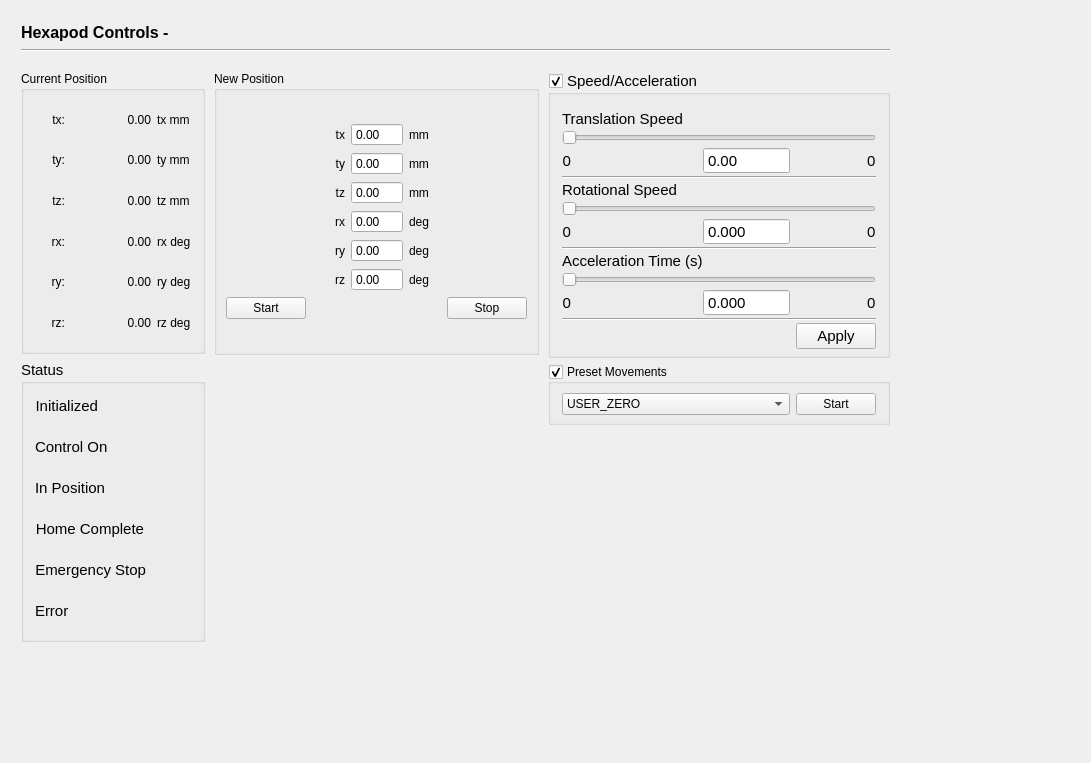
Qt form nicos_ess/gui/panels/ui_files/hexapod.ui (ess-dmsc/nicos) before a commit.
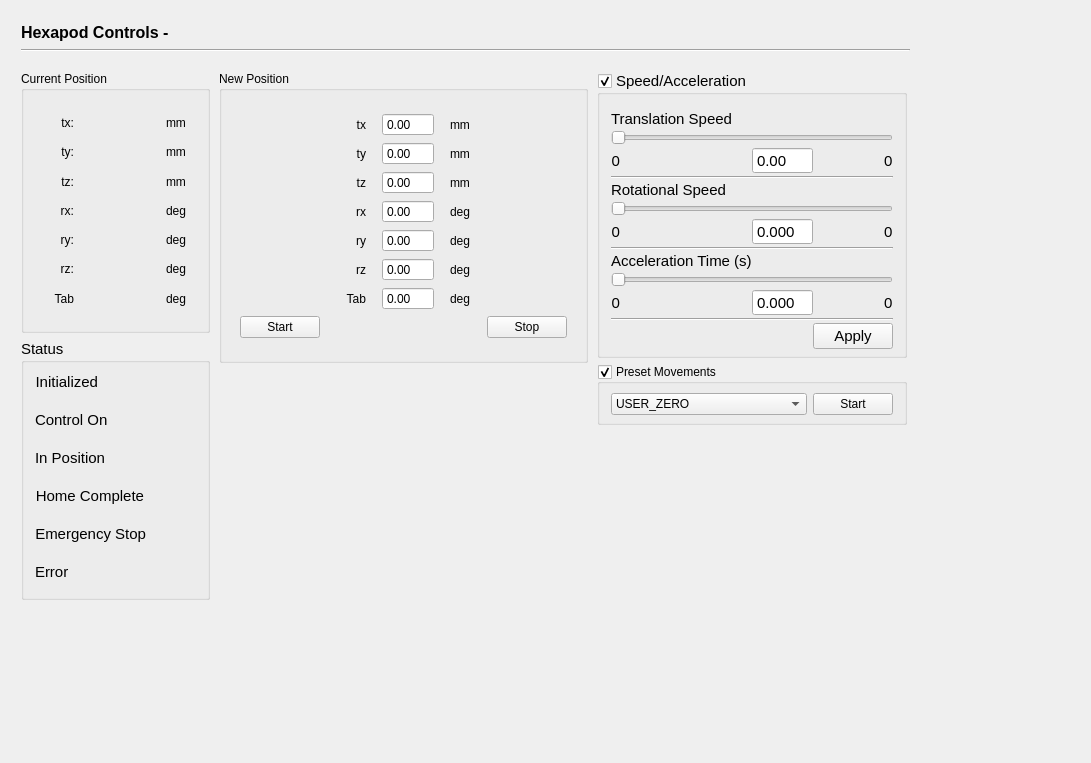
The same form after that commit. Icons and pictures are not drawn.

Commit message: add extra dof option to panel

```diff
--- a/nicos_ess/gui/panels/ui_files/hexapod.ui
+++ b/nicos_ess/gui/panels/ui_files/hexapod.ui
@@ -21,8 +21,8 @@
     <rect>
      <x>10</x>
      <y>60</y>
-     <width>891</width>
-     <height>593</height>
+     <width>908</width>
+     <height>551</height>
     </rect>
    </property>
    <layout class="QHBoxLayout" name="hexapodControls" stretch="0,1,1">
@@ -32,85 +32,33 @@
     <item>
      <layout class="QVBoxLayout" name="layout0" stretch="0,0">
       <property name="sizeConstraint">
-       <enum>QLayout::SetFixedSize</enum>
+       <enum>QLayout::SetDefaultConstraint</enum>
+      </property>
+      <property name="topMargin">
+       <number>0</number>
       </property>
       <item>
        <widget class="QGroupBox" name="curPos">
         <property name="title">
          <string>Current Position</string>
         </property>
-        <layout class="QGridLayout" name="gridLayout_7" columnstretch="1,1,2">
+        <layout class="QGridLayout" name="gridLayout_7" columnstretch="1,1">
          <item row="0" column="1">
-          <widget class="QLabel" name="curTx">
-           <property name="minimumSize">
-            <size>
-             <width>80</width>
-             <height>0</height>
-            </size>
+          <layout class="QGridLayout" name="curPosGrid">
+           <property name="leftMargin">
+            <number>9</number>
            </property>
-           <property name="text">
-            <string>0.00</string>
+           <property name="topMargin">
+            <number>9</number>
            </property>
-           <property name="alignment">
-            <set>Qt::AlignRight|Qt::AlignTrailing|Qt::AlignVCenter</set>
+           <property name="rightMargin">
+            <number>9</number>
            </property>
-          </widget>
-         </item>
-         <item row="2" column="1">
-          <widget class="QLabel" name="curTz">
-           <property name="minimumSize">
-            <size>
-             <width>80</width>
-             <height>0</height>
-            </size>
+           <property name="bottomMargin">
+            <number>9</number>
            </property>
-           <property name="text">
-            <string>0.00</string>
-           </property>
-           <property name="alignment">
-            <set>Qt::AlignRight|Qt::AlignTrailing|Qt::AlignVCenter</set>
-           </property>
-          </widget>
-         </item>
-         <item row="4" column="2">
-          <widget class="QLabel" name="label_32">
-           <property name="text">
-            <string>ry deg</string>
-           </property>
-          </widget>
-         </item>
-         <item row="0" column="2">
-          <widget class="QLabel" name="label_33">
-           <property name="text">
-            <string>tx mm</string>
-           </property>
-          </widget>
-         </item>
-         <item row="5" column="2">
-          <widget class="QLabel" name="label_41">
-           <property name="text">
-            <string>rz deg</string>
-           </property>
-          </widget>
-         </item>
-         <item row="4" column="0">
-          <widget class="QLabel" name="label_44">
-           <property name="minimumSize">
-            <size>
-             <width>30</width>
-             <height>0</height>
-            </size>
-           </property>
-           <property name="text">
-            <string>ry:</string>
-           </property>
-           <property name="alignment">
-            <set>Qt::AlignRight|Qt::AlignTrailing|Qt::AlignVCenter</set>
-           </property>
-          </widget>
-         </item>
          <item row="3" column="0">
-          <widget class="QLabel" name="label_45">
+            <widget class="QLabel" name="curRxLabel">
            <property name="minimumSize">
             <size>
              <width>30</width>
@@ -125,40 +73,22 @@
            </property>
           </widget>
          </item>
-         <item row="5" column="0">
-          <widget class="QLabel" name="label_46">
-           <property name="minimumSize">
-            <size>
-             <width>30</width>
-             <height>0</height>
-            </size>
-           </property>
+           <item row="2" column="2">
+            <widget class="QLabel" name="label_49">
            <property name="text">
-            <string>rz:</string>
-           </property>
-           <property name="alignment">
-            <set>Qt::AlignRight|Qt::AlignTrailing|Qt::AlignVCenter</set>
+              <string>mm</string>
            </property>
           </widget>
          </item>
-         <item row="3" column="1">
-          <widget class="QLabel" name="curRx">
-           <property name="minimumSize">
-            <size>
-             <width>80</width>
-             <height>0</height>
-            </size>
-           </property>
+           <item row="3" column="2">
+            <widget class="QLabel" name="label_48">
            <property name="text">
-            <string>0.00</string>
-           </property>
-           <property name="alignment">
-            <set>Qt::AlignRight|Qt::AlignTrailing|Qt::AlignVCenter</set>
+              <string>deg</string>
            </property>
           </widget>
          </item>
          <item row="2" column="0">
-          <widget class="QLabel" name="label_47">
+            <widget class="QLabel" name="curTzLabel">
            <property name="text">
             <string>tz:</string>
            </property>
@@ -167,22 +97,8 @@
            </property>
           </widget>
          </item>
-         <item row="3" column="2">
-          <widget class="QLabel" name="label_48">
-           <property name="text">
-            <string>rx deg</string>
-           </property>
-          </widget>
-         </item>
-         <item row="2" column="2">
-          <widget class="QLabel" name="label_49">
-           <property name="text">
-            <string>tz mm</string>
-           </property>
-          </widget>
-         </item>
-         <item row="1" column="1">
-          <widget class="QLabel" name="curTy">
+           <item row="4" column="1">
+            <widget class="QLabel" name="curRy">
            <property name="minimumSize">
             <size>
              <width>80</width>
@@ -190,7 +106,7 @@
             </size>
            </property>
            <property name="text">
-            <string>0.00</string>
+              <string/>
            </property>
            <property name="alignment">
             <set>Qt::AlignRight|Qt::AlignTrailing|Qt::AlignVCenter</set>
@@ -209,27 +125,7 @@
             <string>This is only the Hexapod rotation around Z</string>
            </property>
            <property name="text">
-            <string>0.00</string>
-           </property>
-           <property name="alignment">
-            <set>Qt::AlignRight|Qt::AlignTrailing|Qt::AlignVCenter</set>
-           </property>
-          </widget>
-         </item>
-         <item row="1" column="0">
-          <widget class="QLabel" name="label_50">
-           <property name="text">
-            <string>ty:</string>
-           </property>
-           <property name="alignment">
-            <set>Qt::AlignRight|Qt::AlignTrailing|Qt::AlignVCenter</set>
-           </property>
-          </widget>
-         </item>
-         <item row="0" column="0">
-          <widget class="QLabel" name="label_51">
-           <property name="text">
-            <string>tx:</string>
+              <string/>
            </property>
            <property name="alignment">
             <set>Qt::AlignRight|Qt::AlignTrailing|Qt::AlignVCenter</set>
@@ -239,25 +135,190 @@
          <item row="1" column="2">
           <widget class="QLabel" name="label_52">
            <property name="text">
-            <string>ty mm</string>
+              <string>mm</string>
            </property>
           </widget>
          </item>
-         <item row="4" column="1">
-          <widget class="QLabel" name="curRy">
+           <item row="5" column="2">
+            <widget class="QLabel" name="label_41">
+             <property name="text">
+              <string>deg</string>
+             </property>
+            </widget>
+           </item>
+           <item row="4" column="2">
+            <widget class="QLabel" name="label_32">
+             <property name="text">
+              <string>deg</string>
+             </property>
+            </widget>
+           </item>
+           <item row="4" column="0">
+            <widget class="QLabel" name="curRyLabel">
            <property name="minimumSize">
             <size>
+               <width>30</width>
+               <height>0</height>
+              </size>
+             </property>
+             <property name="text">
+              <string>ry:</string>
+             </property>
+             <property name="alignment">
+              <set>Qt::AlignRight|Qt::AlignTrailing|Qt::AlignVCenter</set>
+             </property>
+            </widget>
+           </item>
+           <item row="1" column="1">
+            <widget class="QLabel" name="curTy">
+             <property name="minimumSize">
+              <size>
              <width>80</width>
              <height>0</height>
             </size>
            </property>
            <property name="text">
-            <string>0.00</string>
+              <string/>
            </property>
            <property name="alignment">
             <set>Qt::AlignRight|Qt::AlignTrailing|Qt::AlignVCenter</set>
            </property>
           </widget>
+           </item>
+           <item row="0" column="2">
+            <widget class="QLabel" name="label_33">
+             <property name="text">
+              <string>mm</string>
+             </property>
+            </widget>
+           </item>
+           <item row="2" column="1">
+            <widget class="QLabel" name="curTz">
+             <property name="minimumSize">
+              <size>
+               <width>80</width>
+               <height>0</height>
+              </size>
+             </property>
+             <property name="text">
+              <string/>
+             </property>
+             <property name="alignment">
+              <set>Qt::AlignRight|Qt::AlignTrailing|Qt::AlignVCenter</set>
+             </property>
+            </widget>
+           </item>
+           <item row="0" column="0">
+            <widget class="QLabel" name="curTxLabel">
+             <property name="text">
+              <string>tx:</string>
+             </property>
+             <property name="alignment">
+              <set>Qt::AlignRight|Qt::AlignTrailing|Qt::AlignVCenter</set>
+             </property>
+            </widget>
+           </item>
+           <item row="1" column="0">
+            <widget class="QLabel" name="curTyLabel">
+             <property name="text">
+              <string>ty:</string>
+             </property>
+             <property name="alignment">
+              <set>Qt::AlignRight|Qt::AlignTrailing|Qt::AlignVCenter</set>
+             </property>
+            </widget>
+           </item>
+           <item row="3" column="1">
+            <widget class="QLabel" name="curRx">
+             <property name="minimumSize">
+              <size>
+               <width>80</width>
+               <height>0</height>
+              </size>
+             </property>
+             <property name="text">
+              <string/>
+             </property>
+             <property name="alignment">
+              <set>Qt::AlignRight|Qt::AlignTrailing|Qt::AlignVCenter</set>
+             </property>
+            </widget>
+           </item>
+           <item row="5" column="0">
+            <widget class="QLabel" name="curRzLabel">
+             <property name="minimumSize">
+              <size>
+               <width>30</width>
+               <height>0</height>
+              </size>
+             </property>
+             <property name="text">
+              <string>rz:</string>
+             </property>
+             <property name="alignment">
+              <set>Qt::AlignRight|Qt::AlignTrailing|Qt::AlignVCenter</set>
+             </property>
+            </widget>
+           </item>
+           <item row="6" column="0">
+            <widget class="QLabel" name="curTabLabel">
+             <property name="minimumSize">
+              <size>
+               <width>30</width>
+               <height>0</height>
+              </size>
+             </property>
+             <property name="text">
+              <string>Tab</string>
+             </property>
+             <property name="alignment">
+              <set>Qt::AlignRight|Qt::AlignTrailing|Qt::AlignVCenter</set>
+             </property>
+            </widget>
+           </item>
+           <item row="6" column="2">
+            <widget class="QLabel" name="curTabUnit">
+             <property name="text">
+              <string>deg</string>
+             </property>
+            </widget>
+           </item>
+           <item row="6" column="1">
+            <widget class="QLabel" name="curTab">
+             <property name="minimumSize">
+              <size>
+               <width>80</width>
+               <height>0</height>
+              </size>
+             </property>
+             <property name="toolTip">
+              <string>This is only the Hexapod rotation around Z</string>
+             </property>
+             <property name="text">
+              <string/>
+             </property>
+             <property name="alignment">
+              <set>Qt::AlignRight|Qt::AlignTrailing|Qt::AlignVCenter</set>
+             </property>
+            </widget>
+           </item>
+           <item row="0" column="1">
+            <widget class="QLabel" name="curTx">
+             <property name="minimumSize">
+              <size>
+               <width>80</width>
+               <height>0</height>
+              </size>
+             </property>
+             <property name="text">
+              <string/>
+             </property>
+             <property name="alignment">
+              <set>Qt::AlignRight|Qt::AlignTrailing|Qt::AlignVCenter</set>
+             </property>
+            </widget>
+           </item>
+          </layout>
          </item>
         </layout>
        </widget>
@@ -537,7 +598,7 @@
      </layout>
     </item>
     <item>
-     <layout class="QVBoxLayout" name="verticalLayout_2" stretch="0,0">
+     <layout class="QVBoxLayout" name="verticalLayout_2" stretch="0,1">
       <property name="spacing">
        <number>3</number>
       </property>
@@ -563,26 +624,46 @@
           <property name="title">
            <string>New Position</string>
           </property>
-          <layout class="QGridLayout" name="gridLayout" rowstretch="0,0,0,0,0,0,0" columnstretch="0,0,0,0,0">
+          <layout class="QGridLayout" name="gridLayout" rowstretch="0" columnstretch="0,0,0">
            <property name="leftMargin">
             <number>9</number>
            </property>
            <property name="topMargin">
-            <number>32</number>
+            <number>18</number>
            </property>
            <property name="rightMargin">
             <number>9</number>
            </property>
            <property name="bottomMargin">
-            <number>33</number>
+            <number>18</number>
            </property>
            <property name="spacing">
             <number>6</number>
            </property>
-           <item row="5" column="3">
-            <widget class="QLabel" name="label_38">
+           <item row="0" column="2">
+            <layout class="QGridLayout" name="newPosGrid" rowstretch="0,0,0,0,0,0,0,0">
+             <property name="leftMargin">
+              <number>9</number>
+             </property>
+             <property name="topMargin">
+              <number>4</number>
+             </property>
+             <property name="rightMargin">
+              <number>9</number>
+             </property>
+             <property name="bottomMargin">
+              <number>4</number>
+             </property>
+             <property name="horizontalSpacing">
+              <number>16</number>
+             </property>
+             <property name="verticalSpacing">
+              <number>6</number>
+             </property>
+             <item row="7" column="0">
+              <widget class="QPushButton" name="butStart">
              <property name="text">
-              <string>deg</string>
+                <string>Start</string>
              </property>
             </widget>
            </item>
@@ -593,10 +674,19 @@
              </property>
             </widget>
            </item>
-           <item row="3" column="3">
-            <widget class="QLabel" name="label_40">
-             <property name="text">
-              <string>deg</string>
+             <item row="1" column="2">
+              <widget class="QDoubleSpinBox" name="newTy">
+               <property name="buttonSymbols">
+                <enum>QAbstractSpinBox::NoButtons</enum>
+               </property>
+               <property name="decimals">
+                <number>2</number>
+               </property>
+               <property name="minimum">
+                <double>-200.000000000000000</double>
+               </property>
+               <property name="maximum">
+                <double>200.000000000000000</double>
              </property>
             </widget>
            </item>
@@ -616,26 +706,13 @@
              </property>
             </widget>
            </item>
-           <item row="4" column="2">
-            <widget class="QDoubleSpinBox" name="newRy">
-             <property name="buttonSymbols">
-              <enum>QAbstractSpinBox::NoButtons</enum>
-             </property>
-             <property name="decimals">
-              <number>2</number>
-             </property>
-             <property name="minimum">
-              <double>-200.000000000000000</double>
-             </property>
-             <property name="maximum">
-              <double>200.000000000000000</double>
-             </property>
-            </widget>
-           </item>
-           <item row="0" column="3">
-            <widget class="QLabel" name="label_36">
+             <item row="0" column="1">
+              <widget class="QLabel" name="newTxLabel">
              <property name="text">
-              <string>mm</string>
+                <string>tx</string>
+               </property>
+               <property name="alignment">
+                <set>Qt::AlignRight|Qt::AlignTrailing|Qt::AlignVCenter</set>
              </property>
             </widget>
            </item>
@@ -655,10 +732,10 @@
              </property>
             </widget>
            </item>
-           <item row="6" column="4">
-            <widget class="QPushButton" name="butStop">
+             <item row="3" column="3">
+              <widget class="QLabel" name="label_40">
              <property name="text">
-              <string>Stop</string>
+                <string>deg</string>
              </property>
             </widget>
            </item>
@@ -679,7 +756,7 @@
             </widget>
            </item>
            <item row="5" column="1">
-            <widget class="QLabel" name="label_6">
+              <widget class="QLabel" name="newRzLabel">
              <property name="minimumSize">
               <size>
                <width>30</width>
@@ -694,29 +771,6 @@
              </property>
             </widget>
            </item>
-           <item row="6" column="0">
-            <widget class="QPushButton" name="butStart">
-             <property name="text">
-              <string>Start</string>
-             </property>
-            </widget>
-           </item>
-           <item row="3" column="1">
-            <widget class="QLabel" name="label_43">
-             <property name="minimumSize">
-              <size>
-               <width>30</width>
-               <height>0</height>
-              </size>
-             </property>
-             <property name="text">
-              <string>rx</string>
-             </property>
-             <property name="alignment">
-              <set>Qt::AlignRight|Qt::AlignTrailing|Qt::AlignVCenter</set>
-             </property>
-            </widget>
-           </item>
            <item row="4" column="3">
             <widget class="QLabel" name="label_42">
              <property name="text">
@@ -724,29 +778,10 @@
              </property>
             </widget>
            </item>
-           <item row="4" column="1">
-            <widget class="QLabel" name="label_5">
-             <property name="minimumSize">
-              <size>
-               <width>30</width>
-               <height>0</height>
-              </size>
-             </property>
+             <item row="2" column="3">
+              <widget class="QLabel" name="label_39">
              <property name="text">
-              <string>ry</string>
-             </property>
-             <property name="alignment">
-              <set>Qt::AlignRight|Qt::AlignTrailing|Qt::AlignVCenter</set>
-             </property>
-            </widget>
-           </item>
-           <item row="1" column="1">
-            <widget class="QLabel" name="label_4">
-             <property name="text">
-              <string>ty</string>
-             </property>
-             <property name="alignment">
-              <set>Qt::AlignRight|Qt::AlignTrailing|Qt::AlignVCenter</set>
+                <string>mm</string>
              </property>
             </widget>
            </item>
@@ -772,8 +807,38 @@
              </property>
             </widget>
            </item>
+             <item row="0" column="3">
+              <widget class="QLabel" name="label_36">
+               <property name="text">
+                <string>mm</string>
+               </property>
+              </widget>
+             </item>
+             <item row="7" column="4">
+              <widget class="QPushButton" name="butStop">
+               <property name="text">
+                <string>Stop</string>
+               </property>
+              </widget>
+             </item>
+             <item row="4" column="1">
+              <widget class="QLabel" name="newRyLabel">
+               <property name="minimumSize">
+                <size>
+                 <width>30</width>
+                 <height>0</height>
+                </size>
+               </property>
+               <property name="text">
+                <string>ry</string>
+               </property>
+               <property name="alignment">
+                <set>Qt::AlignRight|Qt::AlignTrailing|Qt::AlignVCenter</set>
+               </property>
+              </widget>
+             </item>
            <item row="2" column="1">
-            <widget class="QLabel" name="label_3">
+              <widget class="QLabel" name="newTzLabel">
              <property name="text">
               <string>tz</string>
              </property>
@@ -782,8 +847,18 @@
              </property>
             </widget>
            </item>
-           <item row="1" column="2">
-            <widget class="QDoubleSpinBox" name="newTy">
+             <item row="1" column="1">
+              <widget class="QLabel" name="newTyLabel">
+               <property name="text">
+                <string>ty</string>
+               </property>
+               <property name="alignment">
+                <set>Qt::AlignRight|Qt::AlignTrailing|Qt::AlignVCenter</set>
+               </property>
+              </widget>
+             </item>
+             <item row="4" column="2">
+              <widget class="QDoubleSpinBox" name="newRy">
              <property name="buttonSymbols">
               <enum>QAbstractSpinBox::NoButtons</enum>
              </property>
@@ -798,22 +873,69 @@
              </property>
             </widget>
            </item>
-           <item row="0" column="1">
-            <widget class="QLabel" name="label_2">
+             <item row="3" column="1">
+              <widget class="QLabel" name="newRxLabel">
+               <property name="minimumSize">
+                <size>
+                 <width>30</width>
+                 <height>0</height>
+                </size>
+               </property>
              <property name="text">
-              <string>tx</string>
+                <string>rx</string>
              </property>
              <property name="alignment">
               <set>Qt::AlignRight|Qt::AlignTrailing|Qt::AlignVCenter</set>
              </property>
             </widget>
            </item>
-           <item row="2" column="3">
-            <widget class="QLabel" name="label_39">
+             <item row="5" column="3">
+              <widget class="QLabel" name="label_38">
              <property name="text">
-              <string>mm</string>
-             </property>
-            </widget>
+                <string>deg</string>
+               </property>
+              </widget>
+             </item>
+             <item row="6" column="1">
+              <widget class="QLabel" name="newTabLabel">
+               <property name="minimumSize">
+                <size>
+                 <width>30</width>
+                 <height>0</height>
+                </size>
+               </property>
+               <property name="text">
+                <string>Tab</string>
+               </property>
+               <property name="alignment">
+                <set>Qt::AlignRight|Qt::AlignTrailing|Qt::AlignVCenter</set>
+               </property>
+              </widget>
+             </item>
+             <item row="6" column="3">
+              <widget class="QLabel" name="newTabUnit">
+               <property name="text">
+                <string>deg</string>
+               </property>
+              </widget>
+             </item>
+             <item row="6" column="2">
+              <widget class="QDoubleSpinBox" name="newTab">
+               <property name="buttonSymbols">
+                <enum>QAbstractSpinBox::NoButtons</enum>
+               </property>
+               <property name="decimals">
+                <number>2</number>
+               </property>
+               <property name="minimum">
+                <double>-200.000000000000000</double>
+               </property>
+               <property name="maximum">
+                <double>200.000000000000000</double>
+               </property>
+              </widget>
+             </item>
+            </layout>
            </item>
           </layout>
          </widget>
@@ -826,7 +948,7 @@
          <enum>QLayout::SetMinimumSize</enum>
         </property>
         <property name="topMargin">
-         <number>17</number>
+         <number>0</number>
         </property>
         <item>
          <spacer name="verticalSpacer_4">
@@ -1156,7 +1278,7 @@
     <rect>
      <x>10</x>
      <y>10</y>
-     <width>891</width>
+     <width>911</width>
      <height>53</height>
     </rect>
    </property>
```
Left out of the diff: 2 changed lines with no effect on the pictures. Lines whose indentation alone changed are shown as unchanged. The commit also changes 2 other files.
